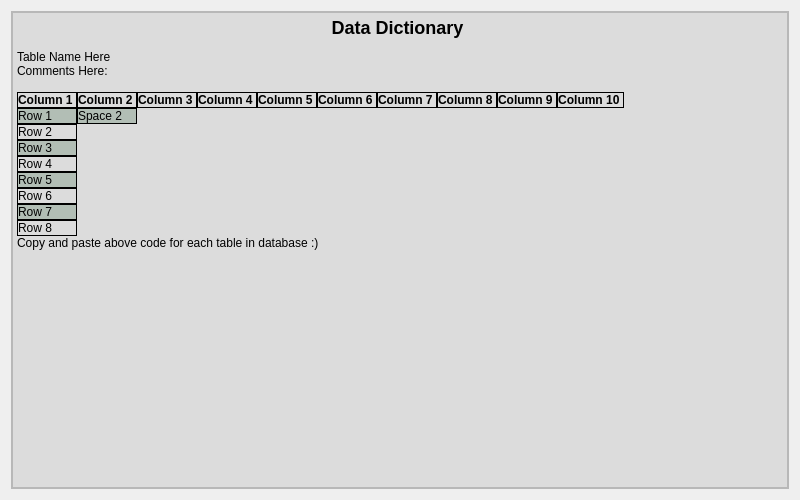
Old version of the form data_dictionary.ui in the repository laurenesco/ToolBuddy-Inventory-Management-System.
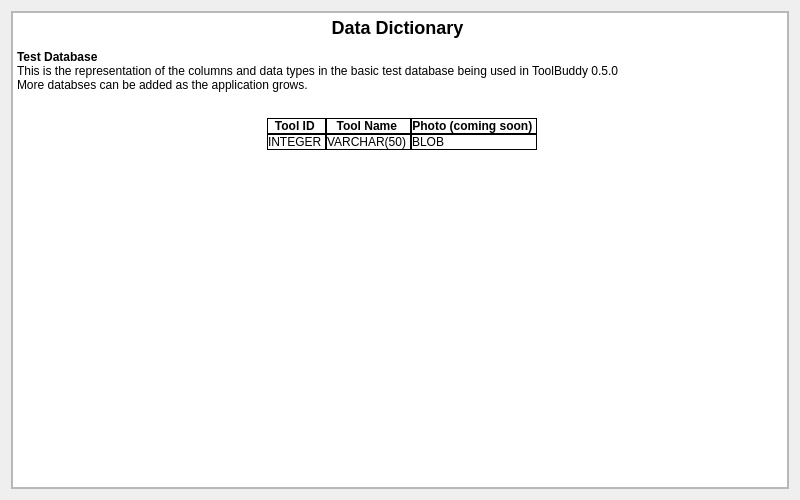
New version of the form.

Diff of the .ui file:
```diff
--- a/data_dictionary.ui
+++ b/data_dictionary.ui
@@ -41,129 +41,25 @@
          <string>&lt;!DOCTYPE HTML PUBLIC &quot;-//W3C//DTD HTML 4.0//EN&quot; &quot;http://www.w3.org/TR/REC-html40/strict.dtd&quot;&gt;
 &lt;html&gt;&lt;head&gt;&lt;meta name=&quot;qrichtext&quot; content=&quot;1&quot; /&gt;&lt;meta charset=&quot;utf-8&quot; /&gt;&lt;style type=&quot;text/css&quot;&gt;
 p, li { white-space: pre-wrap; }
-&lt;/style&gt;&lt;/head&gt;&lt;body style=&quot; font-family:'Segoe UI'; font-size:9pt; font-weight:400; font-style:normal;&quot; bgcolor=&quot;#dcdcdc&quot;&gt;
+&lt;/style&gt;&lt;/head&gt;&lt;body style=&quot; font-family:'Segoe UI'; font-size:9pt; font-weight:400; font-style:normal;&quot;&gt;
 &lt;h2 align=&quot;center&quot; style=&quot; margin-top:16px; margin-bottom:0px; margin-left:0px; margin-right:0px; -qt-block-indent:0; text-indent:0px;&quot;&gt;&lt;span style=&quot; font-family:'verdana'; font-size:x-large; font-weight:700;&quot;&gt;Data Dictionary &lt;/span&gt;&lt;/h2&gt;
-&lt;p style=&quot; margin-top:12px; margin-bottom:12px; margin-left:0px; margin-right:0px; -qt-block-indent:0; text-indent:0px;&quot;&gt;&lt;span style=&quot; font-family:'helvetica';&quot;&gt;Table Name Here&lt;br /&gt;Comments Here:&lt;br /&gt;&lt;/span&gt;&lt;/p&gt;
-&lt;table border=&quot;0&quot; style=&quot; margin-top:0px; margin-bottom:0px; margin-left:0px; margin-right:0px;&quot; cellspacing=&quot;0&quot; cellpadding=&quot;0&quot;&gt;
+&lt;p style=&quot; margin-top:12px; margin-bottom:12px; margin-left:0px; margin-right:0px; -qt-block-indent:0; text-indent:0px;&quot;&gt;&lt;span style=&quot; font-family:'helvetica'; font-weight:700;&quot;&gt;Test Database&lt;/span&gt;&lt;span style=&quot; font-family:'helvetica';&quot;&gt;&lt;br /&gt;This is the representation of the columns and data types in the basic test database being used in ToolBuddy 0.5.0 &lt;br /&gt;More databses can be added as the application grows.&lt;br /&gt;&lt;/span&gt;&lt;/p&gt;
+&lt;p align=&quot;center&quot; style=&quot;-qt-paragraph-type:empty; margin-top:0px; margin-bottom:0px; margin-left:0px; margin-right:0px; -qt-block-indent:0; text-indent:0px;&quot;&gt;&lt;br /&gt;&lt;/p&gt;
+&lt;table border=&quot;0&quot; style=&quot; margin-top:0px; margin-bottom:0px; margin-left:0px; margin-right:0px;&quot; align=&quot;center&quot; cellspacing=&quot;0&quot; cellpadding=&quot;0&quot;&gt;
 &lt;tr&gt;
 &lt;td style=&quot; border-top:1px; border-right:1px; border-bottom:1px; border-left:1px; border-top-color:#000000; border-right-color:#000000; border-bottom-color:#000000; border-left-color:#000000; border-top-style:solid; border-right-style:solid; border-bottom-style:solid; border-left-style:solid;&quot;&gt;
-&lt;p align=&quot;center&quot; style=&quot; margin-top:0px; margin-bottom:0px; margin-left:0px; margin-right:0px; -qt-block-indent:0; text-indent:0px;&quot;&gt;&lt;span style=&quot; font-family:'helvetica'; font-weight:700;&quot;&gt;Column 1 &lt;/span&gt;&lt;/p&gt;&lt;/td&gt;
+&lt;p align=&quot;center&quot; style=&quot; margin-top:0px; margin-bottom:0px; margin-left:0px; margin-right:0px; -qt-block-indent:0; text-indent:0px;&quot;&gt;&lt;span style=&quot; font-family:'helvetica'; font-weight:700;&quot;&gt;Tool ID &lt;/span&gt;&lt;/p&gt;&lt;/td&gt;
 &lt;td style=&quot; border-top:1px; border-right:1px; border-bottom:1px; border-left:1px; border-top-color:#000000; border-right-color:#000000; border-bottom-color:#000000; border-left-color:#000000; border-top-style:solid; border-right-style:solid; border-bottom-style:solid; border-left-style:solid;&quot;&gt;
-&lt;p align=&quot;center&quot; style=&quot; margin-top:0px; margin-bottom:0px; margin-left:0px; margin-right:0px; -qt-block-indent:0; text-indent:0px;&quot;&gt;&lt;span style=&quot; font-family:'helvetica'; font-weight:700;&quot;&gt;Column 2 &lt;/span&gt;&lt;/p&gt;&lt;/td&gt;
+&lt;p align=&quot;center&quot; style=&quot; margin-top:0px; margin-bottom:0px; margin-left:0px; margin-right:0px; -qt-block-indent:0; text-indent:0px;&quot;&gt;&lt;span style=&quot; font-family:'helvetica'; font-weight:700;&quot;&gt;Tool Name &lt;/span&gt;&lt;/p&gt;&lt;/td&gt;
 &lt;td style=&quot; border-top:1px; border-right:1px; border-bottom:1px; border-left:1px; border-top-color:#000000; border-right-color:#000000; border-bottom-color:#000000; border-left-color:#000000; border-top-style:solid; border-right-style:solid; border-bottom-style:solid; border-left-style:solid;&quot;&gt;
-&lt;p align=&quot;center&quot; style=&quot; margin-top:0px; margin-bottom:0px; margin-left:0px; margin-right:0px; -qt-block-indent:0; text-indent:0px;&quot;&gt;&lt;span style=&quot; font-family:'helvetica'; font-weight:700;&quot;&gt;Column 3 &lt;/span&gt;&lt;/p&gt;&lt;/td&gt;
-&lt;td style=&quot; border-top:1px; border-right:1px; border-bottom:1px; border-left:1px; border-top-color:#000000; border-right-color:#000000; border-bottom-color:#000000; border-left-color:#000000; border-top-style:solid; border-right-style:solid; border-bottom-style:solid; border-left-style:solid;&quot;&gt;
-&lt;p align=&quot;center&quot; style=&quot; margin-top:0px; margin-bottom:0px; margin-left:0px; margin-right:0px; -qt-block-indent:0; text-indent:0px;&quot;&gt;&lt;span style=&quot; font-family:'helvetica'; font-weight:700;&quot;&gt;Column 4 &lt;/span&gt;&lt;/p&gt;&lt;/td&gt;
-&lt;td style=&quot; border-top:1px; border-right:1px; border-bottom:1px; border-left:1px; border-top-color:#000000; border-right-color:#000000; border-bottom-color:#000000; border-left-color:#000000; border-top-style:solid; border-right-style:solid; border-bottom-style:solid; border-left-style:solid;&quot;&gt;
-&lt;p align=&quot;center&quot; style=&quot; margin-top:0px; margin-bottom:0px; margin-left:0px; margin-right:0px; -qt-block-indent:0; text-indent:0px;&quot;&gt;&lt;span style=&quot; font-family:'helvetica'; font-weight:700;&quot;&gt;Column 5 &lt;/span&gt;&lt;/p&gt;&lt;/td&gt;
-&lt;td style=&quot; border-top:1px; border-right:1px; border-bottom:1px; border-left:1px; border-top-color:#000000; border-right-color:#000000; border-bottom-color:#000000; border-left-color:#000000; border-top-style:solid; border-right-style:solid; border-bottom-style:solid; border-left-style:solid;&quot;&gt;
-&lt;p align=&quot;center&quot; style=&quot; margin-top:0px; margin-bottom:0px; margin-left:0px; margin-right:0px; -qt-block-indent:0; text-indent:0px;&quot;&gt;&lt;span style=&quot; font-family:'helvetica'; font-weight:700;&quot;&gt;Column 6 &lt;/span&gt;&lt;/p&gt;&lt;/td&gt;
-&lt;td style=&quot; border-top:1px; border-right:1px; border-bottom:1px; border-left:1px; border-top-color:#000000; border-right-color:#000000; border-bottom-color:#000000; border-left-color:#000000; border-top-style:solid; border-right-style:solid; border-bottom-style:solid; border-left-style:solid;&quot;&gt;
-&lt;p align=&quot;center&quot; style=&quot; margin-top:0px; margin-bottom:0px; margin-left:0px; margin-right:0px; -qt-block-indent:0; text-indent:0px;&quot;&gt;&lt;span style=&quot; font-family:'helvetica'; font-weight:700;&quot;&gt;Column 7 &lt;/span&gt;&lt;/p&gt;&lt;/td&gt;
-&lt;td style=&quot; border-top:1px; border-right:1px; border-bottom:1px; border-left:1px; border-top-color:#000000; border-right-color:#000000; border-bottom-color:#000000; border-left-color:#000000; border-top-style:solid; border-right-style:solid; border-bottom-style:solid; border-left-style:solid;&quot;&gt;
-&lt;p align=&quot;center&quot; style=&quot; margin-top:0px; margin-bottom:0px; margin-left:0px; margin-right:0px; -qt-block-indent:0; text-indent:0px;&quot;&gt;&lt;span style=&quot; font-family:'helvetica'; font-weight:700;&quot;&gt;Column 8 &lt;/span&gt;&lt;/p&gt;&lt;/td&gt;
-&lt;td style=&quot; border-top:1px; border-right:1px; border-bottom:1px; border-left:1px; border-top-color:#000000; border-right-color:#000000; border-bottom-color:#000000; border-left-color:#000000; border-top-style:solid; border-right-style:solid; border-bottom-style:solid; border-left-style:solid;&quot;&gt;
-&lt;p align=&quot;center&quot; style=&quot; margin-top:0px; margin-bottom:0px; margin-left:0px; margin-right:0px; -qt-block-indent:0; text-indent:0px;&quot;&gt;&lt;span style=&quot; font-family:'helvetica'; font-weight:700;&quot;&gt;Column 9 &lt;/span&gt;&lt;/p&gt;&lt;/td&gt;
-&lt;td style=&quot; border-top:1px; border-right:1px; border-bottom:1px; border-left:1px; border-top-color:#000000; border-right-color:#000000; border-bottom-color:#000000; border-left-color:#000000; border-top-style:solid; border-right-style:solid; border-bottom-style:solid; border-left-style:solid;&quot;&gt;
-&lt;p align=&quot;center&quot; style=&quot; margin-top:0px; margin-bottom:0px; margin-left:0px; margin-right:0px; -qt-block-indent:0; text-indent:0px;&quot;&gt;&lt;span style=&quot; font-family:'helvetica'; font-weight:700;&quot;&gt;Column 10 &lt;/span&gt;&lt;/p&gt;&lt;/td&gt;&lt;/tr&gt;
+&lt;p align=&quot;center&quot; style=&quot; margin-top:0px; margin-bottom:0px; margin-left:0px; margin-right:0px; -qt-block-indent:0; text-indent:0px;&quot;&gt;&lt;span style=&quot; font-family:'helvetica'; font-weight:700;&quot;&gt;Photo (coming soon) &lt;/span&gt;&lt;/p&gt;&lt;/td&gt;&lt;/tr&gt;
 &lt;tr&gt;
-&lt;td bgcolor=&quot;#b2beb5&quot; style=&quot; border-top:1px; border-right:1px; border-bottom:1px; border-left:1px; border-top-color:#000000; border-right-color:#000000; border-bottom-color:#000000; border-left-color:#000000; border-top-style:solid; border-right-style:solid; border-bottom-style:solid; border-left-style:solid;&quot;&gt;
-&lt;p style=&quot; margin-top:0px; margin-bottom:0px; margin-left:0px; margin-right:0px; -qt-block-indent:0; text-indent:0px;&quot;&gt;&lt;span style=&quot; font-family:'helvetica'; color:#000000; background-color:#b2beb5;&quot;&gt;Row 1 &lt;/span&gt;&lt;/p&gt;&lt;/td&gt;
-&lt;td bgcolor=&quot;#b2beb5&quot; style=&quot; border-top:1px; border-right:1px; border-bottom:1px; border-left:1px; border-top-color:#000000; border-right-color:#000000; border-bottom-color:#000000; border-left-color:#000000; border-top-style:solid; border-right-style:solid; border-bottom-style:solid; border-left-style:solid;&quot;&gt;
-&lt;p style=&quot; margin-top:0px; margin-bottom:0px; margin-left:0px; margin-right:0px; -qt-block-indent:0; text-indent:0px;&quot;&gt;&lt;span style=&quot; font-family:'helvetica'; color:#000000; background-color:#b2beb5;&quot;&gt;Space 2 &lt;/span&gt;&lt;/p&gt;&lt;/td&gt;
-&lt;td&gt;&lt;/td&gt;
-&lt;td&gt;&lt;/td&gt;
-&lt;td&gt;&lt;/td&gt;
-&lt;td&gt;&lt;/td&gt;
-&lt;td&gt;&lt;/td&gt;
-&lt;td&gt;&lt;/td&gt;
-&lt;td&gt;&lt;/td&gt;
-&lt;td&gt;&lt;/td&gt;&lt;/tr&gt;
-&lt;tr&gt;
 &lt;td style=&quot; border-top:1px; border-right:1px; border-bottom:1px; border-left:1px; border-top-color:#000000; border-right-color:#000000; border-bottom-color:#000000; border-left-color:#000000; border-top-style:solid; border-right-style:solid; border-bottom-style:solid; border-left-style:solid;&quot;&gt;
-&lt;p style=&quot; margin-top:0px; margin-bottom:0px; margin-left:0px; margin-right:0px; -qt-block-indent:0; text-indent:0px;&quot;&gt;&lt;span style=&quot; font-family:'helvetica';&quot;&gt;Row 2 &lt;/span&gt;&lt;/p&gt;&lt;/td&gt;
-&lt;td&gt;&lt;/td&gt;
-&lt;td&gt;&lt;/td&gt;
-&lt;td&gt;&lt;/td&gt;
-&lt;td&gt;&lt;/td&gt;
-&lt;td&gt;&lt;/td&gt;
-&lt;td&gt;&lt;/td&gt;
-&lt;td&gt;&lt;/td&gt;
-&lt;td&gt;&lt;/td&gt;
-&lt;td&gt;&lt;/td&gt;&lt;/tr&gt;
-&lt;tr&gt;
-&lt;td bgcolor=&quot;#b2beb5&quot; style=&quot; border-top:1px; border-right:1px; border-bottom:1px; border-left:1px; border-top-color:#000000; border-right-color:#000000; border-bottom-color:#000000; border-left-color:#000000; border-top-style:solid; border-right-style:solid; border-bottom-style:solid; border-left-style:solid;&quot;&gt;
-&lt;p style=&quot; margin-top:0px; margin-bottom:0px; margin-left:0px; margin-right:0px; -qt-block-indent:0; text-indent:0px;&quot;&gt;&lt;span style=&quot; font-family:'helvetica'; color:#000000; background-color:#b2beb5;&quot;&gt;Row 3 &lt;/span&gt;&lt;/p&gt;&lt;/td&gt;
-&lt;td&gt;&lt;/td&gt;
-&lt;td&gt;&lt;/td&gt;
-&lt;td&gt;&lt;/td&gt;
-&lt;td&gt;&lt;/td&gt;
-&lt;td&gt;&lt;/td&gt;
-&lt;td&gt;&lt;/td&gt;
-&lt;td&gt;&lt;/td&gt;
-&lt;td&gt;&lt;/td&gt;
-&lt;td&gt;&lt;/td&gt;&lt;/tr&gt;
-&lt;tr&gt;
+&lt;p style=&quot; margin-top:0px; margin-bottom:0px; margin-left:0px; margin-right:0px; -qt-block-indent:0; text-indent:0px;&quot;&gt;&lt;span style=&quot; font-family:'helvetica';&quot;&gt;INTEGER &lt;/span&gt;&lt;/p&gt;&lt;/td&gt;
 &lt;td style=&quot; border-top:1px; border-right:1px; border-bottom:1px; border-left:1px; border-top-color:#000000; border-right-color:#000000; border-bottom-color:#000000; border-left-color:#000000; border-top-style:solid; border-right-style:solid; border-bottom-style:solid; border-left-style:solid;&quot;&gt;
-&lt;p style=&quot; margin-top:0px; margin-bottom:0px; margin-left:0px; margin-right:0px; -qt-block-indent:0; text-indent:0px;&quot;&gt;&lt;span style=&quot; font-family:'helvetica';&quot;&gt;Row 4 &lt;/span&gt;&lt;/p&gt;&lt;/td&gt;
-&lt;td&gt;&lt;/td&gt;
-&lt;td&gt;&lt;/td&gt;
-&lt;td&gt;&lt;/td&gt;
-&lt;td&gt;&lt;/td&gt;
-&lt;td&gt;&lt;/td&gt;
-&lt;td&gt;&lt;/td&gt;
-&lt;td&gt;&lt;/td&gt;
-&lt;td&gt;&lt;/td&gt;
-&lt;td&gt;&lt;/td&gt;&lt;/tr&gt;
-&lt;tr&gt;
-&lt;td bgcolor=&quot;#b2beb5&quot; style=&quot; border-top:1px; border-right:1px; border-bottom:1px; border-left:1px; border-top-color:#000000; border-right-color:#000000; border-bottom-color:#000000; border-left-color:#000000; border-top-style:solid; border-right-style:solid; border-bottom-style:solid; border-left-style:solid;&quot;&gt;
-&lt;p style=&quot; margin-top:0px; margin-bottom:0px; margin-left:0px; margin-right:0px; -qt-block-indent:0; text-indent:0px;&quot;&gt;&lt;span style=&quot; font-family:'helvetica'; color:#000000; background-color:#b2beb5;&quot;&gt;Row 5 &lt;/span&gt;&lt;/p&gt;&lt;/td&gt;
-&lt;td&gt;&lt;/td&gt;
-&lt;td&gt;&lt;/td&gt;
-&lt;td&gt;&lt;/td&gt;
-&lt;td&gt;&lt;/td&gt;
-&lt;td&gt;&lt;/td&gt;
-&lt;td&gt;&lt;/td&gt;
-&lt;td&gt;&lt;/td&gt;
-&lt;td&gt;&lt;/td&gt;
-&lt;td&gt;&lt;/td&gt;&lt;/tr&gt;
-&lt;tr&gt;
+&lt;p style=&quot; margin-top:0px; margin-bottom:0px; margin-left:0px; margin-right:0px; -qt-block-indent:0; text-indent:0px;&quot;&gt;&lt;span style=&quot; font-family:'helvetica';&quot;&gt;VARCHAR(50) &lt;/span&gt;&lt;/p&gt;&lt;/td&gt;
 &lt;td style=&quot; border-top:1px; border-right:1px; border-bottom:1px; border-left:1px; border-top-color:#000000; border-right-color:#000000; border-bottom-color:#000000; border-left-color:#000000; border-top-style:solid; border-right-style:solid; border-bottom-style:solid; border-left-style:solid;&quot;&gt;
-&lt;p style=&quot; margin-top:0px; margin-bottom:0px; margin-left:0px; margin-right:0px; -qt-block-indent:0; text-indent:0px;&quot;&gt;&lt;span style=&quot; font-family:'helvetica';&quot;&gt;Row 6 &lt;/span&gt;&lt;/p&gt;&lt;/td&gt;
-&lt;td&gt;&lt;/td&gt;
-&lt;td&gt;&lt;/td&gt;
-&lt;td&gt;&lt;/td&gt;
-&lt;td&gt;&lt;/td&gt;
-&lt;td&gt;&lt;/td&gt;
-&lt;td&gt;&lt;/td&gt;
-&lt;td&gt;&lt;/td&gt;
-&lt;td&gt;&lt;/td&gt;
-&lt;td&gt;&lt;/td&gt;&lt;/tr&gt;
-&lt;tr&gt;
-&lt;td bgcolor=&quot;#b2beb5&quot; style=&quot; border-top:1px; border-right:1px; border-bottom:1px; border-left:1px; border-top-color:#000000; border-right-color:#000000; border-bottom-color:#000000; border-left-color:#000000; border-top-style:solid; border-right-style:solid; border-bottom-style:solid; border-left-style:solid;&quot;&gt;
-&lt;p style=&quot; margin-top:0px; margin-bottom:0px; margin-left:0px; margin-right:0px; -qt-block-indent:0; text-indent:0px;&quot;&gt;&lt;span style=&quot; font-family:'helvetica'; color:#000000; background-color:#b2beb5;&quot;&gt;Row 7 &lt;/span&gt;&lt;/p&gt;&lt;/td&gt;
-&lt;td&gt;&lt;/td&gt;
-&lt;td&gt;&lt;/td&gt;
-&lt;td&gt;&lt;/td&gt;
-&lt;td&gt;&lt;/td&gt;
-&lt;td&gt;&lt;/td&gt;
-&lt;td&gt;&lt;/td&gt;
-&lt;td&gt;&lt;/td&gt;
-&lt;td&gt;&lt;/td&gt;
-&lt;td&gt;&lt;/td&gt;&lt;/tr&gt;
-&lt;tr&gt;
-&lt;td style=&quot; border-top:1px; border-right:1px; border-bottom:1px; border-left:1px; border-top-color:#000000; border-right-color:#000000; border-bottom-color:#000000; border-left-color:#000000; border-top-style:solid; border-right-style:solid; border-bottom-style:solid; border-left-style:solid;&quot;&gt;
-&lt;p style=&quot; margin-top:0px; margin-bottom:0px; margin-left:0px; margin-right:0px; -qt-block-indent:0; text-indent:0px;&quot;&gt;&lt;span style=&quot; font-family:'helvetica';&quot;&gt;Row 8 &lt;/span&gt;&lt;/p&gt;&lt;/td&gt;
-&lt;td&gt;&lt;/td&gt;
-&lt;td&gt;&lt;/td&gt;
-&lt;td&gt;&lt;/td&gt;
-&lt;td&gt;&lt;/td&gt;
-&lt;td&gt;&lt;/td&gt;
-&lt;td&gt;&lt;/td&gt;
-&lt;td&gt;&lt;/td&gt;
-&lt;td&gt;&lt;/td&gt;
-&lt;td&gt;&lt;/td&gt;&lt;/tr&gt;&lt;/table&gt;
-&lt;p style=&quot; margin-top:12px; margin-bottom:12px; margin-left:0px; margin-right:0px; -qt-block-indent:0; text-indent:0px;&quot;&gt;&lt;span style=&quot; font-family:'helvetica';&quot;&gt;Copy and paste above code for each table in database :) &lt;/span&gt;&lt;/p&gt;&lt;/body&gt;&lt;/html&gt;</string>
+&lt;p style=&quot; margin-top:0px; margin-bottom:0px; margin-left:0px; margin-right:0px; -qt-block-indent:0; text-indent:0px;&quot;&gt;&lt;span style=&quot; font-family:'helvetica';&quot;&gt;BLOB &lt;/span&gt;&lt;/p&gt;&lt;/td&gt;&lt;/tr&gt;&lt;/table&gt;&lt;/body&gt;&lt;/html&gt;</string>
         </property>
        </widget>
       </item>
```
